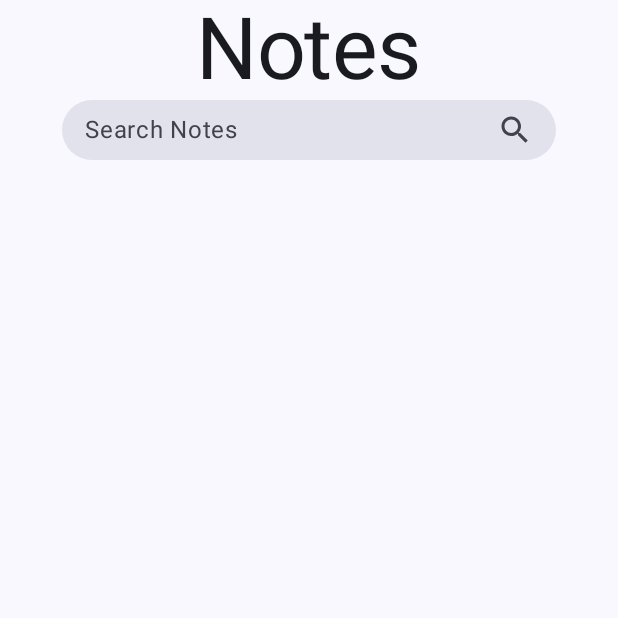
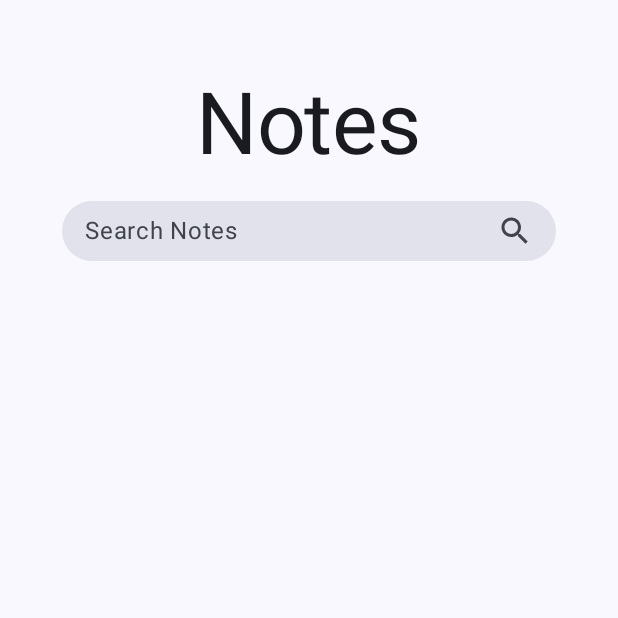
Before and after one commit to dev5h/remark, an Android app built with Jetpack Compose: the screen it shows after launch (MainActivity), on a phone screen of 412 x 824 dp, the top half of it. Run offline under Robolectric (Android 15) with nearby library versions, the light colour scheme and no system bars.

Commit message:
Updated app/src/main/java/com/shazin/remark/Views/Home.kt; Added app/src/main/java/com/shazin/remark/Widgets/EmptyNoteDisplay.kt;

```diff
--- a/app/src/main/java/com/shazin/remark/Views/Home.kt
+++ b/app/src/main/java/com/shazin/remark/Views/Home.kt
@@ -1,10 +1,12 @@
 package com.shazin.remark.Views
 
 import androidx.compose.foundation.background
+import androidx.compose.foundation.clickable
 import androidx.compose.foundation.layout.Arrangement
 import androidx.compose.foundation.layout.Box
 import androidx.compose.foundation.layout.Column
 import androidx.compose.foundation.layout.Row
+import androidx.compose.foundation.layout.Spacer
 import androidx.compose.foundation.layout.defaultMinSize
 import androidx.compose.foundation.layout.fillMaxSize
 import androidx.compose.foundation.layout.fillMaxWidth
@@ -45,8 +47,14 @@ fun Home(navHostController: NavHostController){
 
 @Composable
 fun HomeHeader(){
-    Column(modifier = Modifier.fillMaxWidth(), horizontalAlignment = Alignment.CenterHorizontally){
+    Column(modifier = Modifier
+        .fillMaxWidth()
+        .padding(top = 50.dp),
+        horizontalAlignment = Alignment.CenterHorizontally,
+
+        ){
         Text(text = "Notes", style = MaterialTheme.typography.displayLarge)
+        Spacer(modifier = Modifier.height(17.dp))
         // Search
         SearchBox()
     }
@@ -55,7 +63,9 @@ fun HomeHeader(){
 fun SearchBox(){
     Box(modifier =
     Modifier
+
         .clip(RoundedCornerShape(25.dp))
+        .clickable {  }
         .fillMaxWidth(0.8f)
         .defaultMinSize(100.dp)
         .height(40.dp)
--- /dev/null
+++ b/app/src/main/java/com/shazin/remark/Widgets/EmptyNoteDisplay.kt
@@ -0,0 +1,4 @@
+package com.shazin.remark.Widgets
+
+class EmptyNoteDisplay {
+}
```
